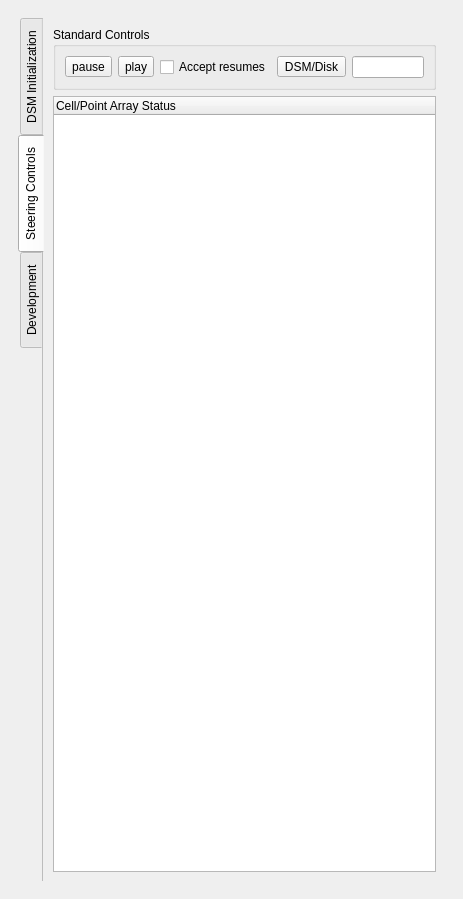
Old version of the form pqDSMViewerPanel.ui in the repository soumagne/icarus.
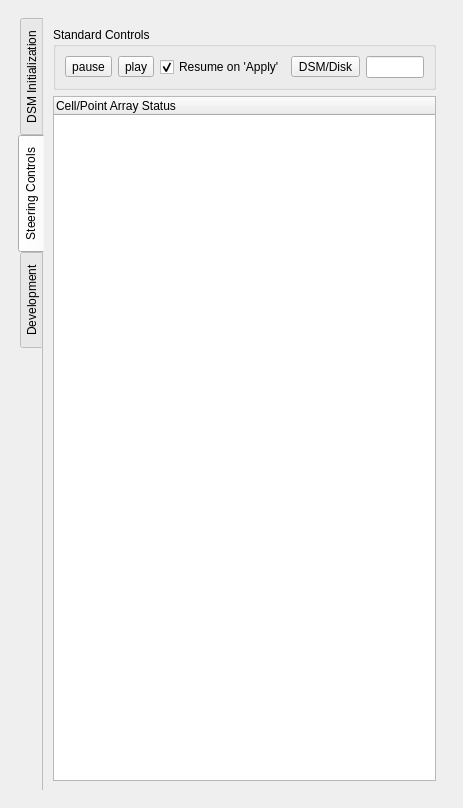
New version of the form. Icons and pictures are not drawn.

Commit message:
Only write steering data after GUI has updated, to ensure widget changes are picked up
Other cosmetic fixes to improve object inspector layout

Diff of the .ui file:
```diff
--- a/pqDSMViewerPanel.ui
+++ b/pqDSMViewerPanel.ui
@@ -7,7 +7,7 @@
     <x>0</x>
     <y>0</y>
     <width>463</width>
-    <height>899</height>
+    <height>808</height>
    </rect>
   </property>
   <property name="windowTitle">
@@ -29,7 +29,7 @@
          <x>0</x>
          <y>0</y>
          <width>445</width>
-         <height>859</height>
+         <height>768</height>
         </rect>
        </property>
        <layout class="QVBoxLayout" name="verticalLayout_4">
@@ -584,6 +584,12 @@
            <layout class="QVBoxLayout" name="verticalLayout_5">
             <item>
              <widget class="QGroupBox" name="standardControlBox">
+              <property name="sizePolicy">
+               <sizepolicy hsizetype="Preferred" vsizetype="Fixed">
+                <horstretch>0</horstretch>
+                <verstretch>0</verstretch>
+               </sizepolicy>
+              </property>
               <property name="title">
                <string>Standard Controls</string>
               </property>
@@ -633,7 +639,10 @@
                <item row="0" column="2">
                 <widget class="QCheckBox" name="acceptIsPlay">
                  <property name="text">
-                  <string>Accept resumes</string>
+                  <string>Resume on 'Apply'</string>
+                 </property>
+                 <property name="checked">
+                  <bool>true</bool>
                  </property>
                 </widget>
                </item>
@@ -650,7 +659,7 @@
             <item>
              <widget class="QTreeWidget" name="dsmArrayTreeWidget">
               <property name="sizePolicy">
-               <sizepolicy hsizetype="Expanding" vsizetype="Expanding">
+               <sizepolicy hsizetype="Expanding" vsizetype="Minimum">
                 <horstretch>0</horstretch>
                 <verstretch>0</verstretch>
                </sizepolicy>
@@ -658,13 +667,13 @@
               <property name="minimumSize">
                <size>
                 <width>0</width>
-                <height>16</height>
+                <height>32</height>
                </size>
               </property>
               <property name="maximumSize">
                <size>
                 <width>16777215</width>
-                <height>16777215</height>
+                <height>16777214</height>
                </size>
               </property>
               <column>
```
Left out of the diff: 2 changed lines with no effect on the pictures. The commit also changes 1 other file.
